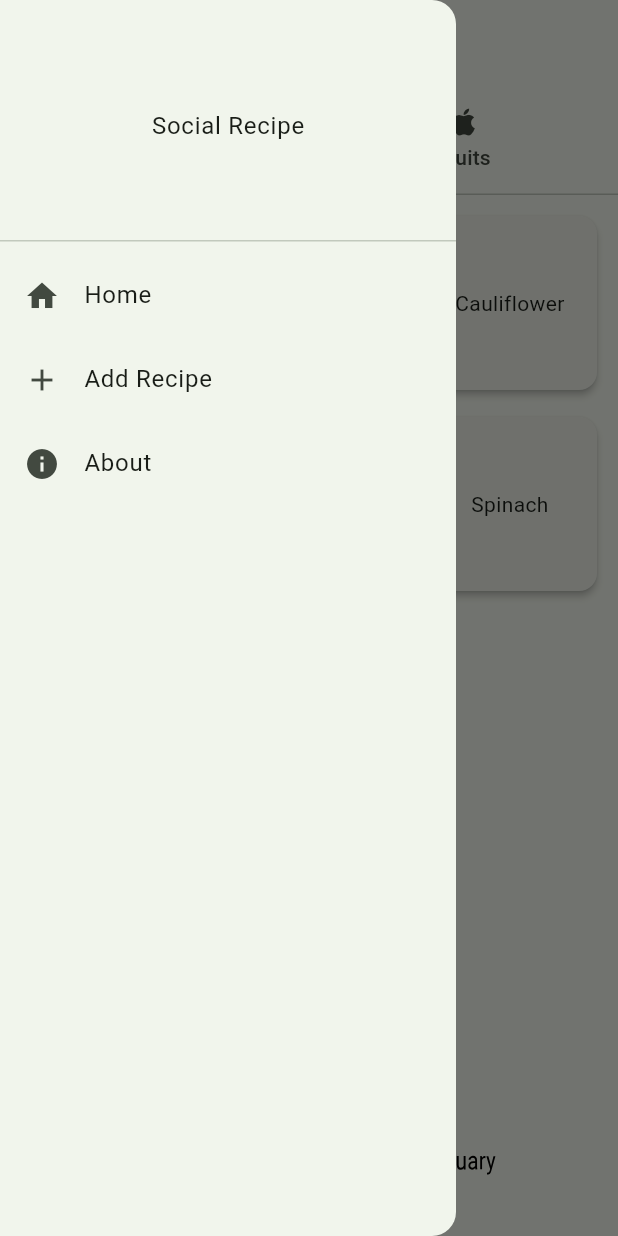
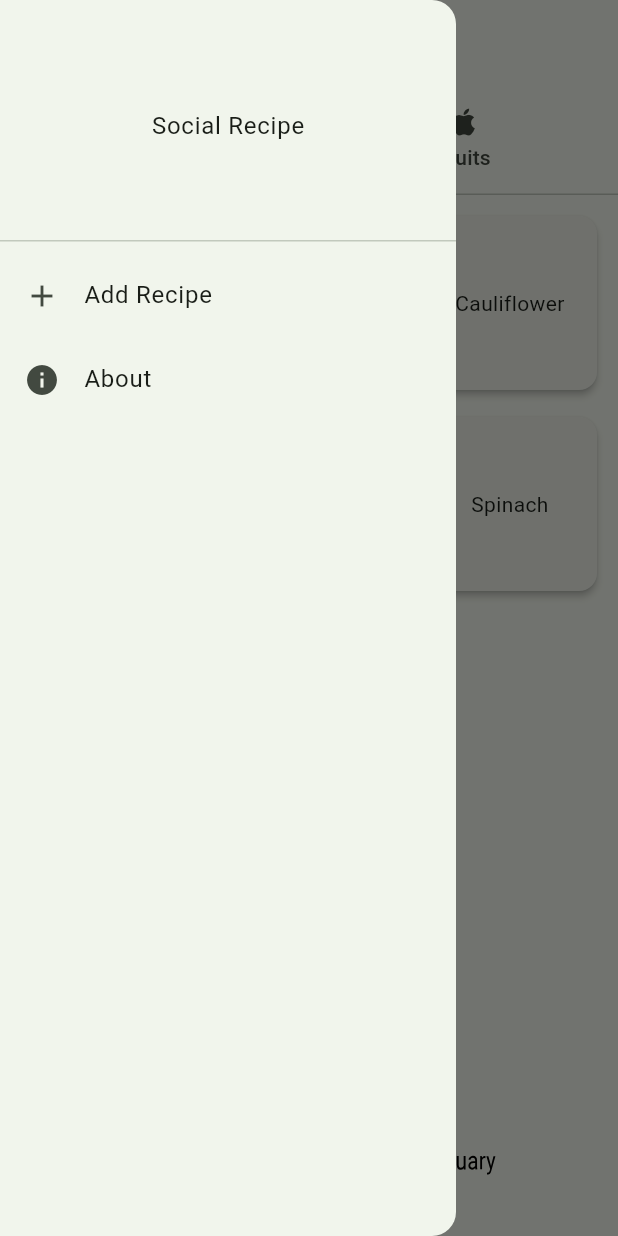
Before and after one commit to damianobacci/social_recipes, a Flutter app: the screen it shows after launch, with the side drawer open, on a phone screen of 412 x 824 dp. Run offline on Flutter 3.47's test engine with Material 3 defaults, Android fonts, the light colour scheme and no system bars; our stand-ins replace multi_dropdown.

Commit message:
Updated packages, Hive

```diff
--- a/lib/screens/about_page.dart
+++ b/lib/screens/about_page.dart
@@ -7,7 +7,7 @@ class AboutPage extends StatelessWidget {
   Widget build(BuildContext context) {
     return Scaffold(
       appBar: AppBar(title: const Text("About this app")),
-      body: Column(),
+      body: const Column(),
     );
   }
 }
--- a/lib/screens/homepage.dart
+++ b/lib/screens/homepage.dart
@@ -28,7 +28,7 @@ class _HomePageState extends State<HomePage> {
         drawer: Drawer(
           child: Column(
             children: [
-              DrawerHeader(
+              const DrawerHeader(
                   child: Center(
                 child: Text(
                   "Social Recipe",
@@ -36,23 +36,18 @@ class _HomePageState extends State<HomePage> {
                 ),
               )),
               ListTile(
-                leading: Icon(Icons.home),
-                title: Text("Home"),
+                leading: const Icon(Icons.add),
+                title: const Text("Add Recipe"),
                 onTap: () {
-                  Navigator.pushNamed(context, "/home");
-                },
-              ),
-              ListTile(
-                leading: Icon(Icons.add),
-                title: Text("Add Recipe"),
-                onTap: () {
+                  Navigator.pop(context);
                   Navigator.pushNamed(context, "/add");
                 },
               ),
               ListTile(
-                leading: Icon(Icons.info),
-                title: Text("About"),
+                leading: const Icon(Icons.info),
+                title: const Text("About"),
                 onTap: () {
+                  Navigator.pop(context);
                   Navigator.pushNamed(context, "/about");
                 },
               ),
--- a/pubspec.yaml
+++ b/pubspec.yaml
@@ -32,12 +32,16 @@ dependencies:
     sdk: flutter
   multi_dropdown: ^2.1.4
   fluttertoast: ^8.2.6
+  hive: ^2.2.3
+  hive_flutter: ^1.1.0
 
   # The following adds the Cupertino Icons font to your application.
   # Use with the CupertinoIcons class for iOS style icons.
   cupertino_icons: ^1.0.6
 
 dev_dependencies:
+  hive_generator: ^2.0.1
+  build_runner: ^2.1.11
   flutter_test:
     sdk: flutter
 
@@ -46,7 +50,7 @@ dev_dependencies:
   # activated in the `analysis_options.yaml` file located at the root of your
   # package. See that file for information about deactivating specific lint
   # rules and activating additional ones.
-  flutter_lints: ^3.0.0
+  flutter_lints: ^4.0.0
 
 # For information on the generic Dart part of this file, see the
 # following page: https://dart.dev/tools/pub/pubspec
```
Also changed, not shown: flutter_01.png (added), lib/screens/recipe_page.dart (added), pubspec.lock, 1 other file.
